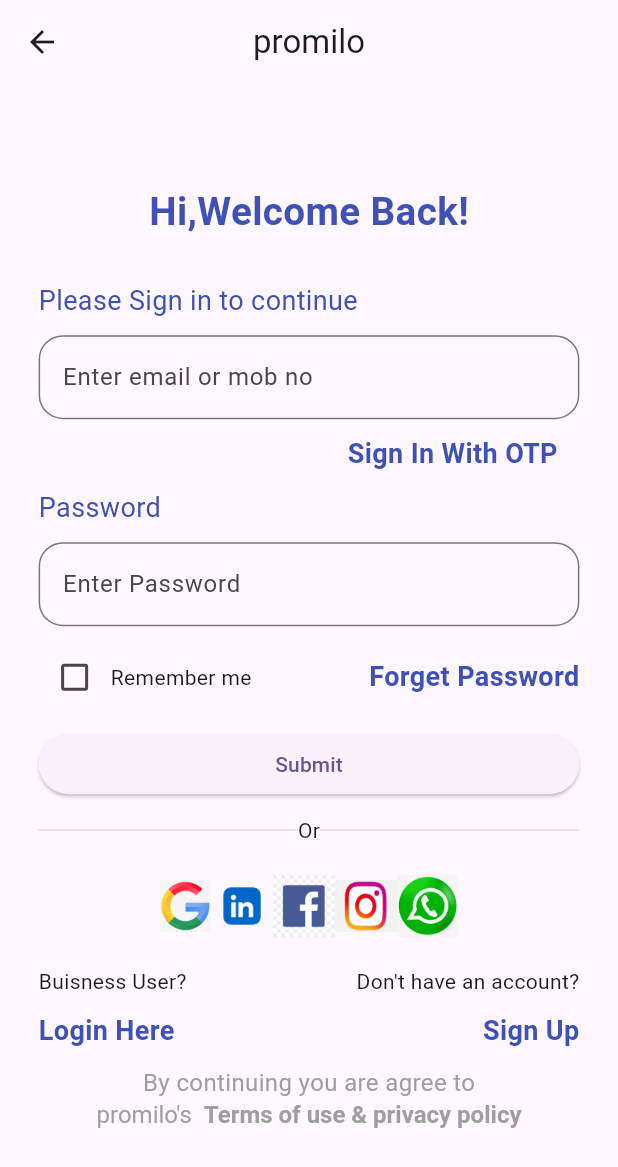
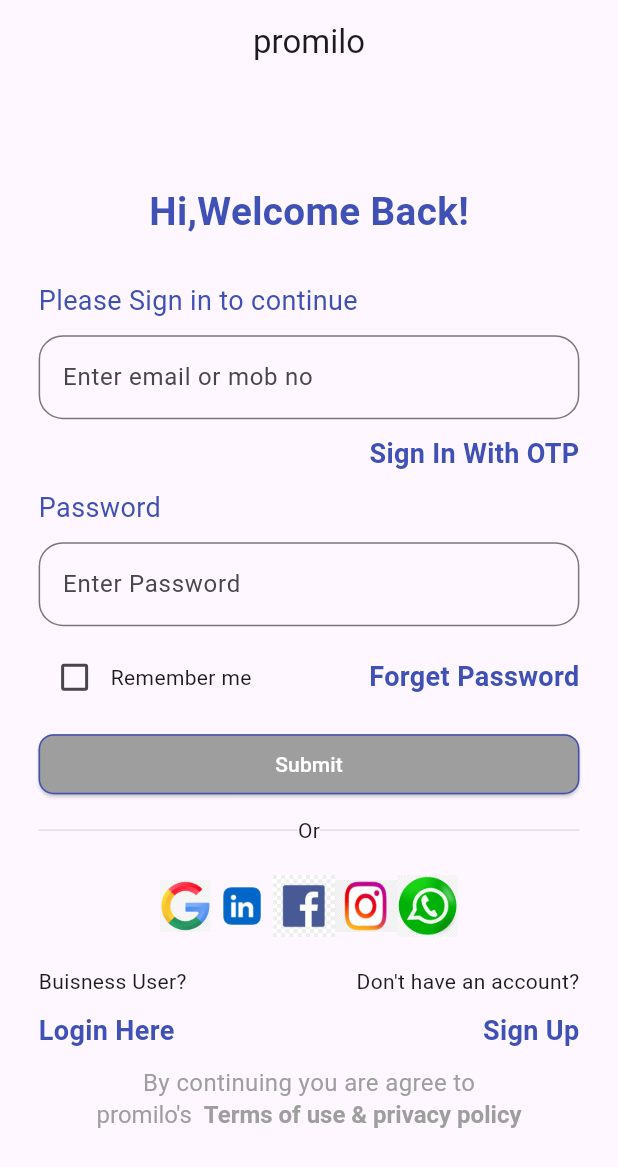
Before and after one commit to VinayaAugusthy/promilo, a Flutter app: the LoginScreen screen opened directly, on a phone screen of 412 x 824 dp. Shown: the top 1167 px of the screen. Run offline on Flutter 3.47's test engine with Material 3 defaults, Android fonts, the phone set to English and light mode, and no system bars; our stand-ins replace carousel_slider, share_plus.

Commit message:
folder rearrangement

```diff
--- a/lib/main.dart
+++ b/lib/main.dart
@@ -17,7 +17,7 @@ class MyApp extends StatelessWidget {
         colorScheme: ColorScheme.fromSeed(seedColor: Colors.deepPurple),
         useMaterial3: true,
       ),
-      home: Description(),
+      home: const LoginScreen(),
       debugShowCheckedModeBanner: false,
     );
   }
--- a/lib/views/widgets/constants.dart
+++ b/lib/models/core/constants.dart
@@ -1,5 +1,5 @@
 import 'package:flutter/material.dart';
-import 'package:promilo/views/widgets/colors.dart';
+import 'package:promilo/models/core/colors.dart';
 
 SizedBox kheight(double? height) {
   return SizedBox(
--- a/lib/views/description/description.dart
+++ b/lib/views/description/description.dart
@@ -3,8 +3,8 @@ import 'package:promilo/views/description/widgets/details.dart';
 import 'package:promilo/views/description/widgets/icon_row.dart';
 import 'package:promilo/views/description/widgets/image_container.dart';
 import 'package:promilo/views/widgets/bottom_bar.dart';
-import 'package:promilo/views/widgets/colors.dart';
-import 'package:promilo/views/widgets/constants.dart';
+import 'package:promilo/models/core/colors.dart';
+import 'package:promilo/models/core/constants.dart';
 
 class Description extends StatefulWidget {
   const Description({super.key});
--- a/lib/views/description/widgets/details.dart
+++ b/lib/views/description/widgets/details.dart
@@ -1,6 +1,6 @@
 import 'package:flutter/material.dart';
-import 'package:promilo/views/widgets/colors.dart';
-import 'package:promilo/views/widgets/constants.dart';
+import 'package:promilo/models/core/colors.dart';
+import 'package:promilo/models/core/constants.dart';
 
 class Details extends StatelessWidget {
   const Details({
--- a/lib/views/description/widgets/icon_row.dart
+++ b/lib/views/description/widgets/icon_row.dart
@@ -1,6 +1,6 @@
 
 import 'package:flutter/material.dart';
-import 'package:promilo/views/widgets/colors.dart';
+import 'package:promilo/models/core/colors.dart';
 
 class IconRow extends StatelessWidget {
   const IconRow({
--- a/lib/views/description/widgets/image_container.dart
+++ b/lib/views/description/widgets/image_container.dart
@@ -1,7 +1,7 @@
 import 'package:carousel_slider/carousel_slider.dart';
 import 'package:flutter/material.dart';
-import 'package:promilo/views/widgets/colors.dart';
-import 'package:promilo/views/widgets/constants.dart';
+import 'package:promilo/models/core/colors.dart';
+import 'package:promilo/models/core/constants.dart';
 import 'package:share_plus/share_plus.dart';
 
 class ImageContainer extends StatelessWidget {
--- a/lib/views/home/home.dart
+++ b/lib/views/home/home.dart
@@ -3,8 +3,8 @@ import 'package:promilo/views/home/widgets/carousels.dart';
 import 'package:promilo/views/home/widgets/meetup.dart';
 import 'package:promilo/views/home/widgets/popular_people_widget.dart';
 import 'package:promilo/views/home/widgets/search_bar.dart';
-import 'package:promilo/views/widgets/colors.dart';
-import 'package:promilo/views/widgets/constants.dart';
+import 'package:promilo/models/core/colors.dart';
+import 'package:promilo/models/core/constants.dart';
 
 import '../widgets/bottom_bar.dart';
 
--- a/lib/views/home/widgets/authour.dart
+++ b/lib/views/home/widgets/authour.dart
@@ -1,7 +1,7 @@
 
 import 'package:flutter/material.dart';
-import 'package:promilo/views/widgets/colors.dart';
-import 'package:promilo/views/widgets/constants.dart';
+import 'package:promilo/models/core/colors.dart';
+import 'package:promilo/models/core/constants.dart';
 
 class AuthourCard extends StatelessWidget {
   const AuthourCard({
--- a/lib/views/home/widgets/carousels.dart
+++ b/lib/views/home/widgets/carousels.dart
@@ -3,7 +3,7 @@ import 'dart:ui';
 import 'package:carousel_slider/carousel_options.dart';
 import 'package:carousel_slider/carousel_slider.dart';
 import 'package:flutter/material.dart';
-import 'package:promilo/views/widgets/constants.dart';
+import 'package:promilo/models/core/constants.dart';
 
 class MeetingCarousels extends StatelessWidget {
   const MeetingCarousels({
--- a/lib/views/home/widgets/search_bar.dart
+++ b/lib/views/home/widgets/search_bar.dart
@@ -1,5 +1,5 @@
 import 'package:flutter/material.dart';
-import 'package:promilo/views/widgets/colors.dart';
+import 'package:promilo/models/core/colors.dart';
 
 class SearchBarWidget extends StatelessWidget {
   const SearchBarWidget({
--- a/lib/views/login/login.dart
+++ b/lib/views/login/login.dart
@@ -4,8 +4,8 @@ import 'package:promilo/controllers/login/login_validation.dart';
 import 'package:promilo/views/login/widgets/separator.dart';
 import 'package:promilo/views/login/widgets/social_media.dart';
 import 'package:promilo/views/login/widgets/terms_privacy.dart';
-import 'package:promilo/views/widgets/colors.dart';
-import 'package:promilo/views/widgets/constants.dart';
+import 'package:promilo/models/core/colors.dart';
+import 'package:promilo/models/core/constants.dart';
 
 class LoginScreen extends StatefulWidget {
   const LoginScreen({super.key});
@@ -19,18 +19,14 @@ class _LoginScreenState extends State<LoginScreen> {
   TextEditingController passwordController = TextEditingController();
 
   bool isSubmitEnabled = false;
+  String _textFieldValue = '';
+  // void checkSubmitButton(String email,String pa) {
+  //     _textFieldValue = value;
+  //     isSubmitEnabled = value.isNotEmpty;
+  //   setState(() {
 
-  void checkSubmitButton() {
-    setState(() {
-      isSubmitEnabled =
-          emailController.text.isNotEmpty && passwordController.text.isNotEmpty;
-    });
-  }
-
-  void submitForm() {
-    print('Email: ${emailController.text}');
-    print('Password: ${passwordController.text}');
-  }
+  //   });
+  // }
 
   @override
   Widget build(BuildContext context) {
@@ -76,10 +72,8 @@ class _LoginScreenState extends State<LoginScreen> {
                 ),
                 kheight(10),
                 Row(
+                  mainAxisAlignment: MainAxisAlignment.end,
                   children: [
-                    SizedBox(
-                      width: size.width / 2,
-                    ),
                     Text(
                       'Sign In With OTP',
                       style: boldPrimaryText(),
@@ -122,14 +116,46 @@ class _LoginScreenState extends State<LoginScreen> {
                   ],
                 ),
                 kheight(10),
-                SizedBox(
+                isSubmitEnabled
+                    ? SizedBox(
                         width: size.width,
                         child: ElevatedButton(
+                          style: ButtonStyle(
+                            shape: MaterialStateProperty.all(
+                              RoundedRectangleBorder(
+                                borderRadius: BorderRadius.circular(4),
+                              ),
+                            ),
+                            backgroundColor: MaterialStateProperty.all(primary),
+                          ),
                           onPressed: () {
-                      login(emailController.text.toString(), passwordController.text.toString(),context);
+                            login(emailController.text.toString(),
+                                passwordController.text.toString(), context);
                           },
-                    // onPressed: isSubmitEnabled ? submitForm : null,
-                    child: const Text('Submit'),
+                          child: const Text(
+                            'Submit',
+                            style: TextStyle(color: Colors.white),
+                          ),
+                        ),
+                      )
+                    : SizedBox(
+                        width: size.width,
+                        child: ElevatedButton(
+                          style: ButtonStyle(
+                            shape: MaterialStateProperty.all(
+                              RoundedRectangleBorder(
+                                side: BorderSide(color: primary),
+                                borderRadius: BorderRadius.circular(10),
+                              ),
+                            ),
+                            backgroundColor:
+                                MaterialStateProperty.all(greyColor),
+                          ),
+                          onPressed: () {},
+                          child: const Text(
+                            'Submit',
+                            style: TextStyle(color: Colors.white),
+                          ),
                         ),
                       ),
                 kheight(10),
--- a/lib/views/login/widgets/terms_privacy.dart
+++ b/lib/views/login/widgets/terms_privacy.dart
@@ -1,5 +1,5 @@
 import 'package:flutter/material.dart';
-import 'package:promilo/views/widgets/colors.dart';
+import 'package:promilo/models/core/colors.dart';
 
 class TermsAndPrivacy extends StatelessWidget {
   const TermsAndPrivacy({
```
Also changed, not shown: lib/models/core/colors.dart (renamed from lib/views/widgets/colors.dart). Lines whose indentation alone changed are shown as unchanged.
